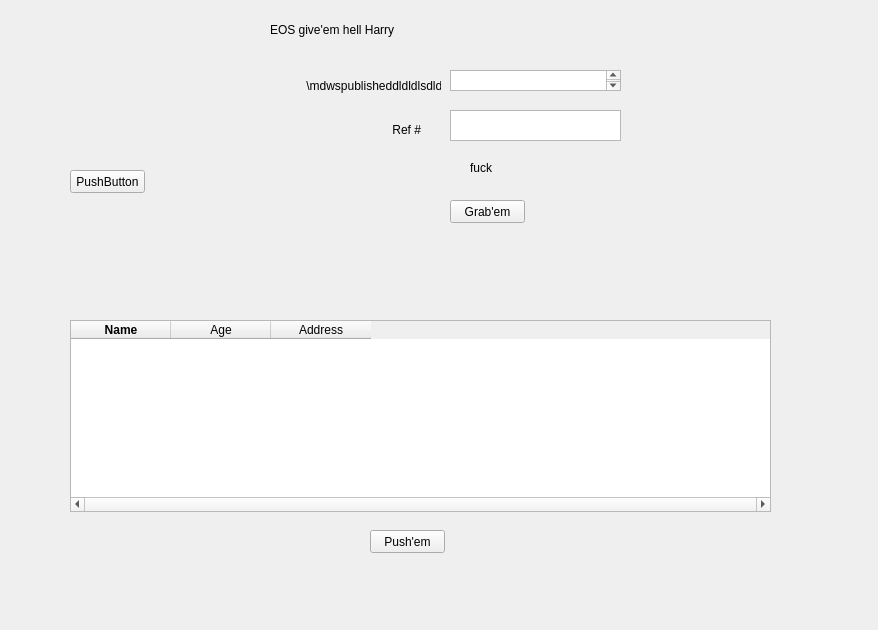
Qt form test3.ui (bcrivercity54/WorkProjects) before a commit.
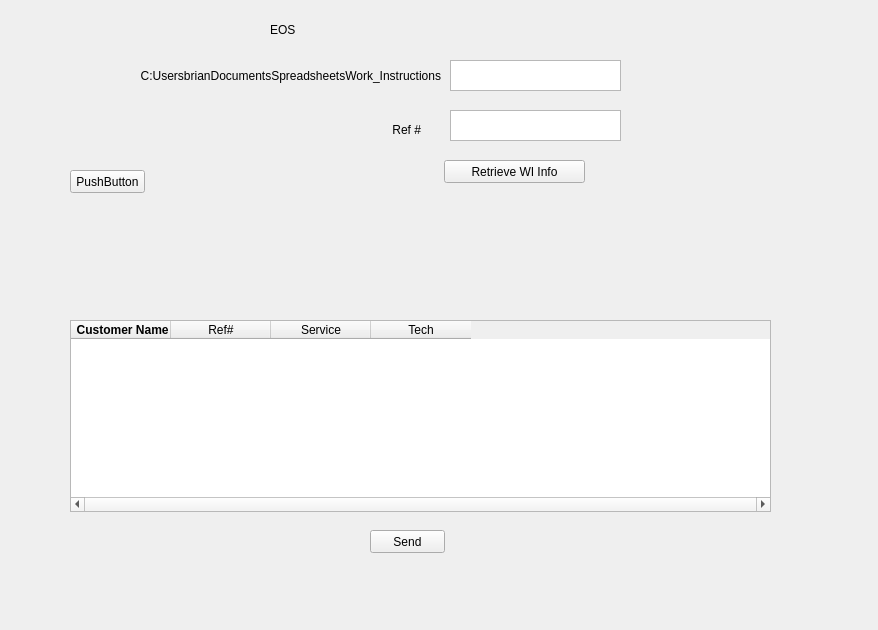
The same form after that commit.

The edit to the form file:
```diff
--- a/test3.ui
+++ b/test3.ui
@@ -27,7 +27,7 @@
    </property>
    <column>
     <property name="text">
-     <string>Name</string>
+     <string> Customer Name</string>
     </property>
     <property name="font">
      <font>
@@ -38,12 +38,17 @@
    </column>
    <column>
     <property name="text">
-     <string>Age</string>
+     <string>Ref#</string>
     </property>
    </column>
    <column>
     <property name="text">
-     <string>Address</string>
+     <string>Service</string>
+    </property>
+   </column>
+   <column>
+    <property name="text">
+     <string>Tech</string>
     </property>
    </column>
   </widget>
@@ -51,24 +56,33 @@
    <property name="geometry">
     <rect>
      <x>60</x>
-     <y>70</y>
+     <y>60</y>
      <width>381</width>
      <height>31</height>
     </rect>
    </property>
    <property name="text">
-    <string>                                                                          \mdwspublisheddldldlsdldlld\:</string>
+    <string>C:UsersbrianDocumentsSpreadsheetsWork_Instructions</string>
+   </property>
+   <property name="alignment">
+    <set>Qt::AlignRight|Qt::AlignTrailing|Qt::AlignVCenter</set>
    </property>
   </widget>
   <widget class="QTextEdit" name="textCustomer">
    <property name="geometry">
     <rect>
      <x>450</x>
-     <y>70</y>
+     <y>60</y>
      <width>171</width>
-     <height>21</height>
+     <height>31</height>
     </rect>
    </property>
+   <property name="verticalScrollBarPolicy">
+    <enum>Qt::ScrollBarAlwaysOff</enum>
+   </property>
+   <property name="horizontalScrollBarPolicy">
+    <enum>Qt::ScrollBarAlwaysOff</enum>
+   </property>
   </widget>
   <widget class="QTextEdit" name="refNum">
    <property name="geometry">
@@ -106,7 +120,7 @@
     </rect>
    </property>
    <property name="text">
-    <string>Push'em</string>
+    <string>Send</string>
    </property>
   </widget>
   <widget class="QLabel" name="label_3">
@@ -119,20 +133,20 @@
     </rect>
    </property>
    <property name="text">
-    <string>EOS give'em hell Harry</string>
+    <string>EOS</string>
    </property>
   </widget>
   <widget class="QPushButton" name="grabButton">
    <property name="geometry">
     <rect>
-     <x>450</x>
-     <y>200</y>
-     <width>75</width>
+     <x>444</x>
+     <y>160</y>
+     <width>141</width>
      <height>23</height>
     </rect>
    </property>
    <property name="text">
-    <string>Grab'em</string>
+    <string>Retrieve WI Info</string>
    </property>
   </widget>
   <widget class="QPushButton" name="pushButton">
@@ -148,22 +162,6 @@
     <string>PushButton</string>
    </property>
   </widget>
-  <widget class="QLabel" name="testLabel">
-   <property name="geometry">
-    <rect>
-     <x>470</x>
-     <y>160</y>
-     <width>171</width>
-     <height>16</height>
-    </rect>
-   </property>
-   <property name="text">
-    <string>fuck</string>
-   </property>
-   <property name="textFormat">
-    <enum>Qt::PlainText</enum>
-   </property>
-  </widget>
  </widget>
  <resources/>
  <connections/>
```
Left out of the diff: 3 changed lines with no effect on the pictures.
